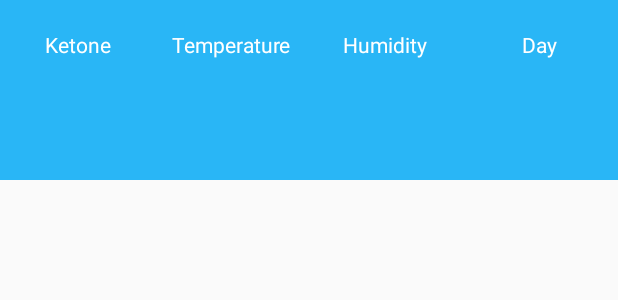
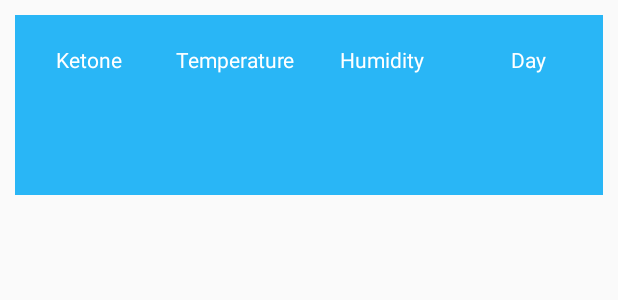
Before and after one commit to SalaheddineBoukhoulda/Diabete_Check, an Android app: the layout statistics_list_view.xml on its own in the app's theme, with its tools: preview values and no code run, on a phone screen of 412 x 824 dp. Shown: the top 300 px of the screen. Run offline under Robolectric (Android 15) with nearby library versions, the phone set to English and light mode, and no system bars; Roboto replaces fonts that are not available here.

Commit message:
Fixed statistics display issues

```diff
--- a/app/src/main/java/com/mr_rude/healthassistance/DashboardFragment.java
+++ b/app/src/main/java/com/mr_rude/healthassistance/DashboardFragment.java
@@ -42,6 +42,8 @@ import java.net.URL;
  */
 
 public class DashboardFragment extends Fragment {
+
+
 
 
     public static final int CONNECTION_TIMEOUT=10000;
--- a/app/src/main/java/com/mr_rude/healthassistance/StatisticsFragment.java
+++ b/app/src/main/java/com/mr_rude/healthassistance/StatisticsFragment.java
@@ -28,6 +28,7 @@ public class StatisticsFragment extends Fragment {
     public StatisticsFragment(){
 
     }
+
     public ArrayList<StatisticsAnalyses> statisticsAnalyses = new ArrayList<>();
 
     @Nullable
@@ -43,6 +44,7 @@ public class StatisticsFragment extends Fragment {
 
 
     public void getDataFromDataBase(Context context){
+        statisticsAnalyses.clear();
         DataBaseHelper dataBaseHelper = new DataBaseHelper(context);
         SQLiteDatabase db = dataBaseHelper.getReadableDatabase();
         String[] projection = {
--- a/app/src/main/res/layout/statistics_list_view.xml
+++ b/app/src/main/res/layout/statistics_list_view.xml
@@ -3,7 +3,8 @@
     xmlns:android="http://schemas.android.com/apk/res/android" android:layout_width="match_parent"
     android:layout_height="120dp"
     android:orientation="horizontal"
-    android:background="#29B6F6">
+    android:background="#29B6F6"
+    android:layout_margin="10dp">
     <LinearLayout
         android:layout_width="0dp"
         android:layout_height="match_parent"
--- a/app/src/main/res/layout/statisticscontent.xml
+++ b/app/src/main/res/layout/statisticscontent.xml
@@ -4,7 +4,9 @@
     xmlns:tools="http://schemas.android.com/tools"
     android:layout_width="match_parent"
     android:layout_height="match_parent"
-    android:orientation="vertical">
+    android:orientation="vertical"
+    android:background="#eee"
+    android:layout_margin="10dp">
 
     <ListView
         android:id="@+id/list_view_statistics"
```
